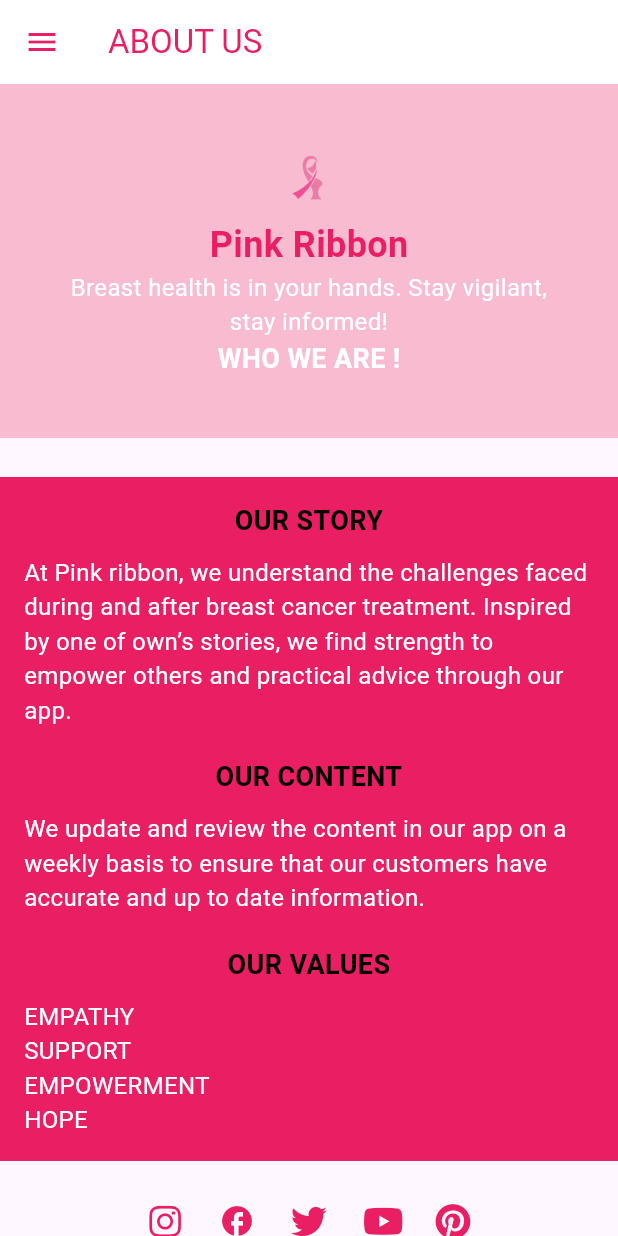
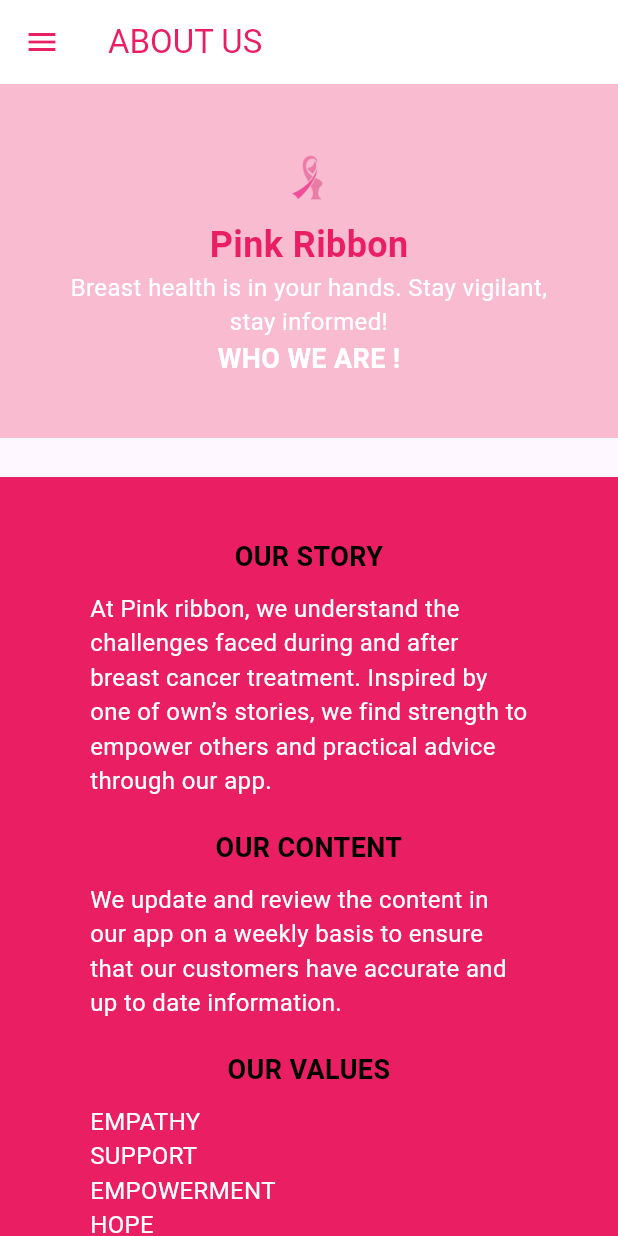
Before and after one commit to agigibairene/PinkRibbon-app, a Flutter app: the AboutUs screen opened by its route, on a phone screen of 412 x 824 dp. Run offline on Flutter 3.47's test engine with Material 3 defaults, Android fonts, the light colour scheme and no system bars; our stand-ins replace font_awesome_flutter.

Commit message:
About us

```diff
--- a/pink_ribbon/lib/about_us.dart
+++ b/pink_ribbon/lib/about_us.dart
@@ -65,12 +65,15 @@ class AboutUs extends StatelessWidget {
   Widget _buildContent() {
     return Container(
       color: Colors.pink,
-      padding: const EdgeInsets.all(16.0),
+      padding: const EdgeInsets.all(40.0),
       child: Column(
         crossAxisAlignment: CrossAxisAlignment.start,
-        children: const [
-          Center(
-            child: Text(
+        mainAxisAlignment: MainAxisAlignment.center,
+        children: [
+          Padding(
+            padding: const EdgeInsets.symmetric(horizontal: 20.0),
+            child: Center(
+              child: const Text(
                 'OUR STORY',
                 style: TextStyle(
                     fontSize: 18,
@@ -79,14 +82,20 @@ class AboutUs extends StatelessWidget {
                 textAlign: TextAlign.center,
               ),
             ),
+          ),
           SizedBox(height: 10),
-          Text(
+          Padding(
+            padding: const EdgeInsets.symmetric(horizontal: 20.0),
+            child: const Text(
               'At Pink ribbon, we understand the challenges faced during and after breast cancer treatment. Inspired by one of own’s stories, we find strength to empower others and practical advice through our app.',
               style: TextStyle(fontSize: 16, color: Colors.white),
             ),
+          ),
           SizedBox(height: 20),
-          Center(
-            child: Text(
+          Padding(
+            padding: const EdgeInsets.symmetric(horizontal: 20.0),
+            child: Center(
+              child: const Text(
                 'OUR CONTENT',
                 style: TextStyle(
                     fontSize: 18,
@@ -95,14 +104,20 @@ class AboutUs extends StatelessWidget {
                 textAlign: TextAlign.center,
               ),
             ),
+          ),
           SizedBox(height: 10),
-          Text(
+          Padding(
+            padding: const EdgeInsets.symmetric(horizontal: 20.0),
+            child: const Text(
               'We update and review the content in our app on a weekly basis to ensure that our customers have accurate and up to date information.',
               style: TextStyle(fontSize: 16, color: Colors.white),
             ),
+          ),
           SizedBox(height: 20),
-          Center(
-            child: Text(
+          Padding(
+            padding: const EdgeInsets.symmetric(horizontal: 20.0),
+            child: Center(
+              child: const Text(
                 'OUR VALUES',
                 style: TextStyle(
                   fontSize: 18,
@@ -112,10 +127,14 @@ class AboutUs extends StatelessWidget {
                 textAlign: TextAlign.center,
               ),
             ),
+          ),
           SizedBox(height: 10),
-          Text(
+          Padding(
+            padding: const EdgeInsets.symmetric(horizontal: 20.0),
+            child: const Text(
               'EMPATHY\nSUPPORT\nEMPOWERMENT\nHOPE',
               style: TextStyle(fontSize: 16, color: Colors.white),
+            ),
           ),
         ],
       ),
```
Lines whose indentation alone changed are shown as unchanged.
